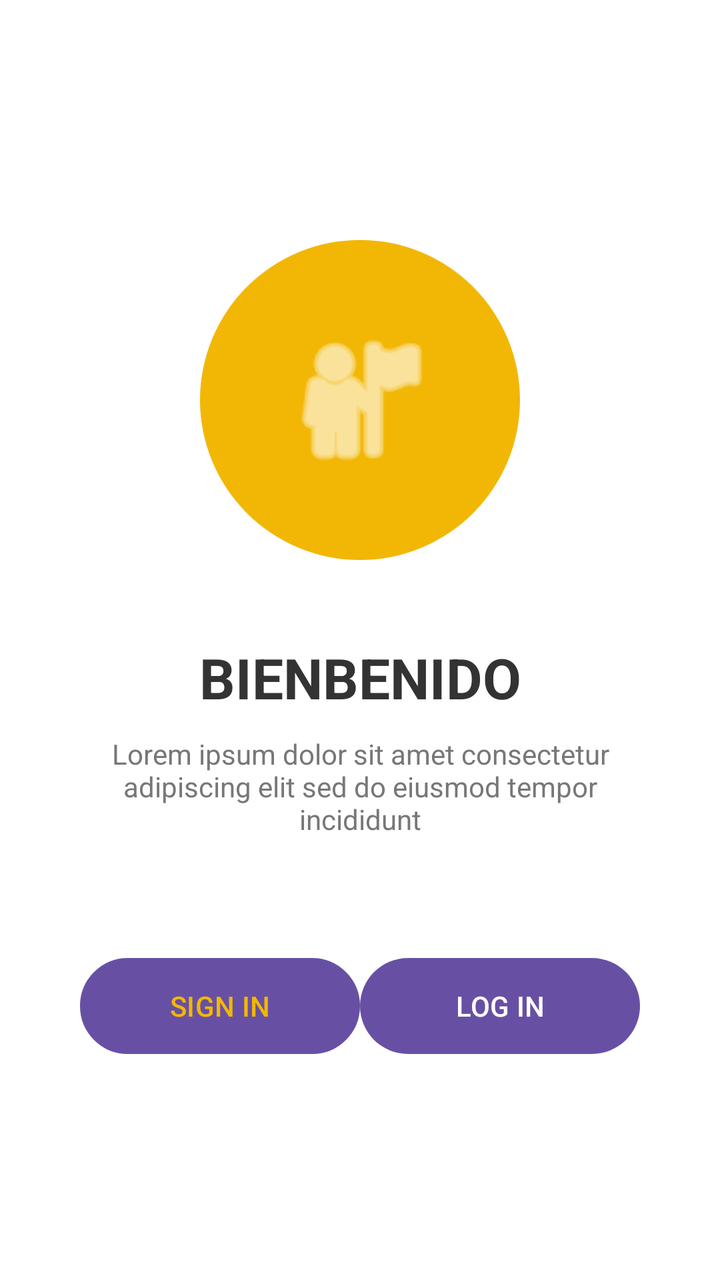
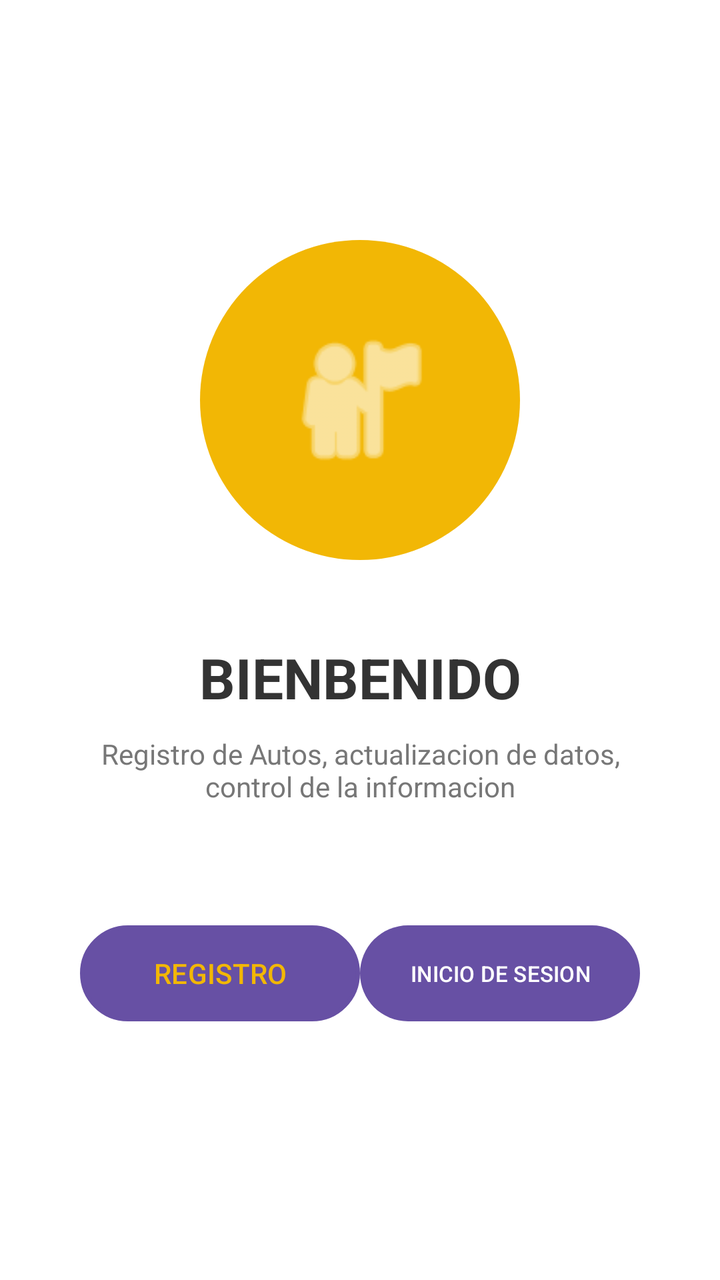

Before-and-after screenshots of an Android layout around one commit, followed by the original layout XML and the change that was made.
<!-- AndroidManifest.xml: application theme Theme.MyProyectCars -->
<!-- res/layout/activity_main_n.xml -->
<?xml version="1.0" encoding="utf-8"?>
<androidx.constraintlayout.widget.ConstraintLayout xmlns:android="http://schemas.android.com/apk/res/android"
    xmlns:app="http://schemas.android.com/apk/res-auto"
    android:id="@+id/main"
    android:layout_width="match_parent"
    android:layout_height="match_parent"
    android:background="#FFFFFF">

    
    <FrameLayout
        android:id="@+id/circleContainer"
        android:layout_width="160dp"
        android:layout_height="160dp"
        android:layout_marginTop="120dp"
        android:background="@drawable/bg_circle"
        app:layout_constraintBottom_toTopOf="@+id/txtWelcome"
        app:layout_constraintEnd_toEndOf="parent"
        app:layout_constraintStart_toStartOf="parent"
        app:layout_constraintTop_toTopOf="parent">

        <ImageView
            android:layout_width="80dp"
            android:layout_height="80dp"
            android:layout_gravity="center"
            android:src="@android:drawable/ic_menu_myplaces"
            android:tint="#FFFFFF" />
    </FrameLayout>

    
    <TextView
        android:id="@+id/txtWelcome"
        android:layout_width="wrap_content"
        android:layout_height="wrap_content"
        android:layout_marginTop="40dp"
        android:text="BIENBENIDO"
        android:textColor="#333333"
        android:textSize="28sp"
        android:textStyle="bold"
        app:layout_constraintEnd_toEndOf="parent"
        app:layout_constraintStart_toStartOf="parent"
        app:layout_constraintTop_toBottomOf="@id/circleContainer" />

    
    <TextView
        android:id="@+id/txtDesc"
        android:layout_width="260dp"
        android:layout_height="wrap_content"
        android:layout_marginTop="10dp"
        android:text="Lorem ipsum dolor sit amet consectetur adipiscing elit sed do eiusmod tempor incididunt"
        android:textAlignment="center"
        android:textColor="#777777"
        android:textSize="14sp"
        app:layout_constraintEnd_toEndOf="parent"
        app:layout_constraintStart_toStartOf="parent"
        app:layout_constraintTop_toBottomOf="@id/txtWelcome" />

    
    <Button
        android:id="@+id/btnSignIn"
        android:layout_width="140dp"
        android:layout_height="48dp"
        android:layout_marginStart="40dp"
        android:layout_marginTop="60dp"
        android:background="@drawable/bg_button_outline"
        android:text="SIGN IN"
        android:textColor="#F2B705"
        app:layout_constraintStart_toStartOf="parent"
        app:layout_constraintTop_toBottomOf="@id/txtDesc" />

    
    <Button
        android:id="@+id/btnLogin"
        android:layout_width="140dp"
        android:layout_height="48dp"
        android:layout_marginTop="60dp"
        android:layout_marginEnd="40dp"
        android:background="@drawable/bg_button_filled"
        android:text="LOG IN"
        android:textColor="#FFFFFF"
        app:layout_constraintEnd_toEndOf="parent"
        app:layout_constraintTop_toBottomOf="@id/txtDesc" />

</androidx.constraintlayout.widget.ConstraintLayout>
<!-- resources referenced by this layout -->
<resources>
  <!-- drawable bg_button_filled (drawable) -->
  <?xml version="1.0" encoding="utf-8"?>
  <shape xmlns:android="http://schemas.android.com/apk/res/android">
      <solid android:color="#F2B705"/>
      <corners android:radius="30dp"/>
  </shape>
  <!-- drawable bg_button_outline (drawable) -->
  <?xml version="1.0" encoding="utf-8"?>
  <shape xmlns:android="http://schemas.android.com/apk/res/android">
      <stroke
          android:width="2dp"
          android:color="#F2B705"/>
      <corners android:radius="30dp"/>
      <solid android:color="#FFFFFF"/>
  </shape>
  <!-- drawable bg_circle (drawable) -->
  <?xml version="1.0" encoding="utf-8"?>
  <shape xmlns:android="http://schemas.android.com/apk/res/android">
      <solid android:color="#F2B705"/>
      <corners android:radius="100dp"/>
  </shape>
  <style name="Theme.MyProyectCars" parent="Base.Theme.MyProyectCars" />
  <style name="Base.Theme.MyProyectCars" parent="Theme.Material3.DayNight.NoActionBar">
          
          
      </style>
</resources>

<!-- the commit's change to res/layout/activity_main_n.xml (unified diff, before → after) -->
@@ -46,7 +46,7 @@
         android:layout_width="260dp"
         android:layout_height="wrap_content"
         android:layout_marginTop="10dp"
-        android:text="Lorem ipsum dolor sit amet consectetur adipiscing elit sed do eiusmod tempor incididunt"
+        android:text="Registro de Autos, actualizacion de datos, control de la informacion"
         android:textAlignment="center"
         android:textColor="#777777"
         android:textSize="14sp"
@@ -62,7 +62,7 @@
         android:layout_marginStart="40dp"
         android:layout_marginTop="60dp"
         android:background="@drawable/bg_button_outline"
-        android:text="SIGN IN"
+        android:text="REGISTRO"
         android:textColor="#F2B705"
         app:layout_constraintStart_toStartOf="parent"
         app:layout_constraintTop_toBottomOf="@id/txtDesc" />
@@ -75,7 +75,8 @@
         android:layout_marginTop="60dp"
         android:layout_marginEnd="40dp"
         android:background="@drawable/bg_button_filled"
-        android:text="LOG IN"
+        android:text="INICIO DE SESION"
+        android:textSize="11dp"
         android:textColor="#FFFFFF"
         app:layout_constraintEnd_toEndOf="parent"
         app:layout_constraintTop_toBottomOf="@id/txtDesc" />
